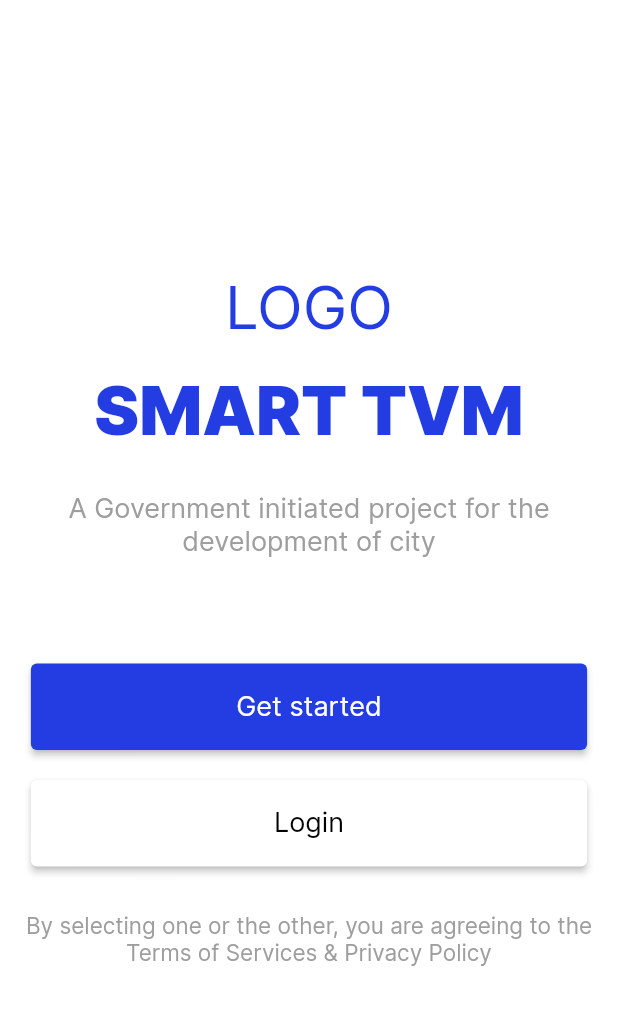
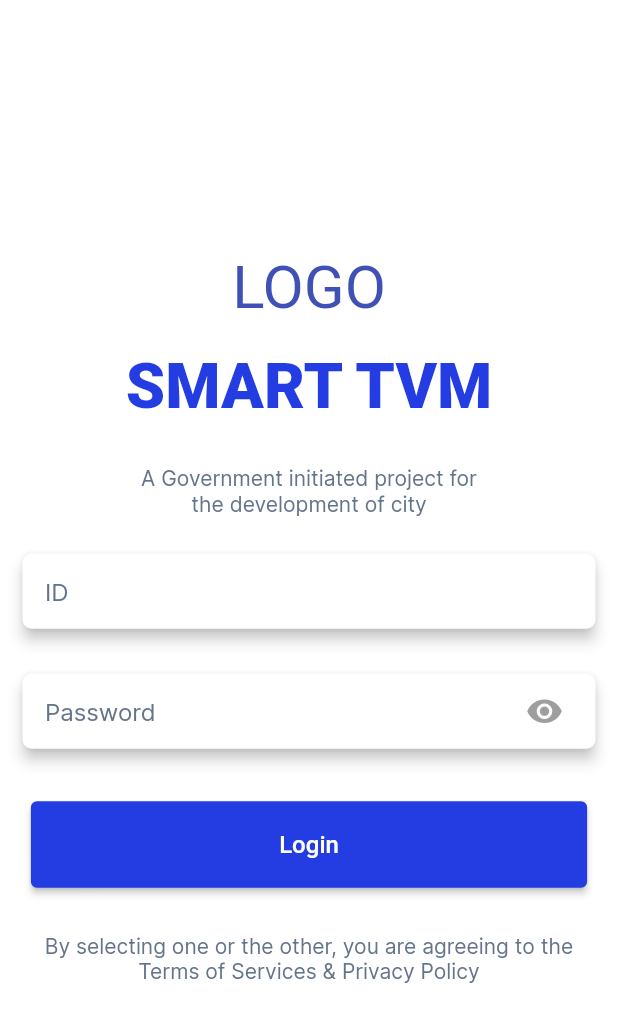
Before and after one commit to gouthamjp/anert, a Flutter app: the screen it shows after launch, on a phone screen of 412 x 824 dp. Shown: the top 1022 px of the screen. Run offline on Flutter 3.47's test engine with Material 2 defaults, Android fonts, the phone set to English and light mode, and no system bars; Roboto replaces fonts that are missing (Inter ExtraBold, Inter Medium).

Commit message:
Login fields added

```diff
--- a/lib/constants.dart
+++ b/lib/constants.dart
@@ -1,5 +1,55 @@
 import 'package:flutter/material.dart';
+class GreenTvmTheme{
+  GreenTvmTheme._();
 
-const baseClr = Color.fromRGBO(36, 61, 226, 1);
-const fontReg = 'Inter';
-const fontBld = 'Inter Bold';
+  //Fonts
+  static const fontReg = 'Inter';
+  static const fontBld = 'Inter Bold';
+  static const fontExtraBold = 'Inter ExtraBold';
+  static const fontMedium = 'Inter Medium';
+  static const fontSemiBold = 'Inter SemiBold';
+
+
+  //Colors
+  static const Color primaryBlue= Color(0xFF243DE2);
+  static const Color textColor = Color(0xFF0F172A);
+  static const Color descriptionTextColor = Color(0xFF64748B);
+
+
+  static const TextStyle appBarTextStyle = TextStyle(
+  color: textColor,
+  fontSize: 16,
+  fontFamily: fontMedium,
+  );
+
+  static const TextStyle frontTitle = TextStyle(
+  color: primaryBlue,
+  fontSize: 42,
+  fontFamily: fontExtraBold,
+  fontWeight: FontWeight.w900,
+  );
+
+  static const TextStyle descriptionTextStyle = TextStyle(
+  color: descriptionTextColor,
+  fontSize: 14,
+  fontFamily: fontReg,
+  );
+
+  static const TextStyle buttonTextStyle = TextStyle(
+  color: Colors.white,
+  fontSize: 16,
+  fontFamily: fontMedium,
+  );
+
+  static const TextStyle fieldHeading = TextStyle(
+  color: textColor,
+  fontSize: 16,
+  fontFamily: fontReg,
+  );
+
+ static const TextStyle hintTextStyle = TextStyle(
+  color: descriptionTextColor,
+  fontSize: 16,
+  fontFamily: fontReg,
+  );
+}
--- a/lib/main.dart
+++ b/lib/main.dart
@@ -17,7 +17,7 @@ class MyApp extends StatelessWidget {
       title: 'Smart TVM',
       theme: ThemeData(
         primarySwatch: Colors.indigo,
-        fontFamily: fontReg,
+
       ),
       home: const LandingScreen(),
     );
--- a/lib/screens/landing_screen.dart
+++ b/lib/screens/landing_screen.dart
@@ -1,11 +1,19 @@
+import 'package:anert/constants.dart';
 import 'package:flutter/material.dart';
 
 // custom imports
-import '../constants.dart';
 
-class LandingScreen extends StatelessWidget {
-  const LandingScreen({Key? key}) : super(key: key);
+import 'package:anert/utils/authentication_textfield.dart';
+class LandingScreen extends StatefulWidget {
+  const LandingScreen({ Key? key }) : super(key: key);
 
+  @override
+  _LandingScreenState createState() => _LandingScreenState();
+}
+
+class _LandingScreenState extends State<LandingScreen> {
+  final _emailController = TextEditingController();
+  final _passwordController = TextEditingController();
   @override
   Widget build(BuildContext context) {
     final mquery = MediaQuery.of(context).size;
@@ -20,39 +28,43 @@ class LandingScreen extends StatelessWidget {
             Container(
               child: const Text(
                 'LOGO',
-                style: TextStyle(color: baseClr, fontSize: 40),
+                style: TextStyle(color: Colors.indigo, fontSize: 40),
               ),
             ),
             Container(
               margin: const EdgeInsets.all(18),
               child: const Text(
                 'SMART TVM',
-                style: TextStyle(
-                    color: baseClr, fontSize: 45, fontFamily: fontBld),
+                style: GreenTvmTheme.frontTitle),
+            ),
+            Container(
+              margin: const EdgeInsets.all(10),
+              child: const Text(
+                'A Government initiated project for \nthe development of city',
+                textAlign: TextAlign.center,style: GreenTvmTheme.descriptionTextStyle
               ),
             ),
             Container(
-              margin: const EdgeInsets.only(top: 10),
-              child: const Text(
-                'A Government initiated project for the\ndevelopment of city',
-                style: TextStyle(color: Colors.grey, fontSize: 18),
-                textAlign: TextAlign.center,
-              ),
+              margin: const EdgeInsets.all(15),
+              child: AuthenticationTextField(
+                            hintText: 'ID',
+                            isObscure: false,
+                            keyboardType: KeyboardType.ID,
+                            controller: _emailController,
+                            didEndTextEdit: () {}),
             ),
-            Container(
-                margin: const EdgeInsets.only(top: 70),
-                width: mquery.width * 0.9,
-                height: mquery.height * 0.07,
-                child: ElevatedButton(
-                  onPressed: () {
-                    print("hello");
-                  },
-                  child: const Text(
-                    "Get started",
-                    style: TextStyle(fontSize: 18),
-                  ),
-                  style: ElevatedButton.styleFrom(primary: baseClr),
-                )),
+
+                      Container(
+                        margin: const EdgeInsets.all(15),
+                        child: AuthenticationTextField(
+                          hintText: 'Password',
+                          isObscure: true,
+                          keyboardType: KeyboardType.Password,
+                          controller: _passwordController,
+                          didEndTextEdit: () {},
+                          textInputAction: TextInputAction.done,
+                        ),
+                      ),
             Container(
                 margin: const EdgeInsets.only(top: 20, bottom: 30),
                 width: mquery.width * 0.9,
@@ -63,14 +75,14 @@ class LandingScreen extends StatelessWidget {
                   },
                   child: const Text(
                     "Login",
-                    style: TextStyle(fontSize: 18, color: Colors.black),
+                    style: GreenTvmTheme.buttonTextStyle,
                   ),
-                  style: ElevatedButton.styleFrom(primary: Colors.white),
+                  style: ElevatedButton.styleFrom(primary: GreenTvmTheme.primaryBlue),
                 )),
             const Text(
               "By selecting one or the other, you are agreeing to the\nTerms of Services & Privacy Policy",
               textAlign: TextAlign.center,
-              style: TextStyle(color: Colors.grey, fontSize: 15),
+              style: GreenTvmTheme.descriptionTextStyle
             )
           ],
         ),
--- /dev/null
+++ b/lib/utils/authentication_textfield.dart
@@ -0,0 +1,172 @@
+import 'package:flutter/material.dart';
+import '/constants.dart';
+
+
+enum KeyboardType {
+  ID,
+  Password
+}
+
+extension KeyboardTypeExtension on KeyboardType {
+  TextInputType get keyboardType {
+    switch(this) {
+      case KeyboardType.ID:
+        return TextInputType.name;
+      case KeyboardType.Password:
+        return TextInputType.text;
+    }
+  }
+
+  TextCapitalization get textCapitalization {
+    return (this == KeyboardType.ID) ? TextCapitalization.words : TextCapitalization.none;
+  }
+
+  RegExp get regex {
+    switch(this) {
+      case KeyboardType.ID:
+        return RegExp(r'[!@#<>?":_`~;[\]\\|=+)(*&^%0-9-]');
+      case KeyboardType.Password:
+        return RegExp(r'^(?=.*[a-z])(?=.*[A-Z])(?=.*\d)(?=.*[\W_])\S{6,}$');
+    }
+  }
+
+}
+
+class AuthenticationTextField extends StatefulWidget {
+
+  final String hintText;
+  final bool isObscure;
+  final KeyboardType keyboardType;
+  final TextEditingController controller;
+  final Function didEndTextEdit;
+  final double height;
+  final TextInputAction textInputAction;
+
+  AuthenticationTextField({
+    required this.hintText,
+    required this.isObscure,
+    required this.keyboardType,
+    required this.controller,
+    required this.didEndTextEdit,
+    this.height = 50,
+    this.textInputAction = TextInputAction.next
+  });
+
+  @override
+  _AuthenticationTextFieldState createState() => _AuthenticationTextFieldState();
+}
+
+class _AuthenticationTextFieldState extends State<AuthenticationTextField> {
+
+  bool _isObscure = true;
+
+  void _togglePasswordView() {
+    setState(() {
+      _isObscure = !_isObscure;
+    });
+  }
+
+  Widget _buildTextField() {
+    return Container(
+      height: widget.height,
+      child: Material(
+        borderRadius: BorderRadius.circular(6),
+        color: Colors.white,
+        elevation: 4,
+        child: Container(
+          alignment: Alignment.centerLeft,
+          padding: const EdgeInsets.only(left: 15, right: 15),
+          child: TextFormField(
+            style: GreenTvmTheme.hintTextStyle,
+            cursorColor: GreenTvmTheme.primaryBlue,
+            textAlign: TextAlign.left,
+            keyboardType: widget.keyboardType.keyboardType,
+            textCapitalization: widget.keyboardType.textCapitalization,
+            textInputAction: widget.textInputAction,
+            autocorrect: false,
+            autofillHints: null,
+            enableSuggestions: false,
+            maxLines: 1,
+            expands: false,
+            decoration: InputDecoration(
+
+              fillColor: Colors.white,
+
+              filled: true,
+              contentPadding: const EdgeInsets.all(0.0),
+              isDense: true,
+              hintText: widget.hintText,
+              border: InputBorder.none,
+              hintStyle: GreenTvmTheme.hintTextStyle
+            ),
+            controller: widget.controller,
+          )
+        ),
+      ),
+    );
+  }
+
+  Widget _buildPasswordTextField() {
+    return Container(
+      height: widget.height,
+      child: Material(
+        borderRadius: BorderRadius.circular(6),
+        color: Colors.white,
+        elevation: 4,
+        child: Container(
+          alignment: Alignment.centerLeft,
+          padding: const EdgeInsets.only(left: 15, right: 10),
+          child: Stack(
+              children: [
+                TextField(
+
+              style:  GreenTvmTheme.hintTextStyle,
+              cursorColor: GreenTvmTheme.primaryBlue,
+              textAlign: TextAlign.left,
+              obscureText: _isObscure,
+              keyboardType: widget.keyboardType.keyboardType,
+              textInputAction: widget.textInputAction,
+              autocorrect: false,
+              autofillHints: null,
+              enableSuggestions: false,
+              decoration: InputDecoration(
+                hintText: widget.hintText,
+                border: InputBorder.none,
+                hintStyle: GreenTvmTheme.hintTextStyle,
+              ),
+              controller: widget.controller,
+              onSubmitted: (_) => null,
+            ),
+            Positioned(
+              right: 0,
+              child: Container(
+                alignment: Alignment.centerRight,
+                child: IconButton(
+                    onPressed: _togglePasswordView,
+                    padding: const EdgeInsets.all(0),
+                    icon: Icon(
+                      _isObscure
+                      ? Icons.visibility
+                      : Icons.visibility_off,
+                      color: Colors.grey,
+                      size: 25,
+                    ),
+                ),
+              ),
+            )
+           ],
+          )
+        ),
+      ),
+    );
+  }
+
+  @override
+  Widget build(BuildContext context) {
+    if (widget.isObscure) {
+      return _buildPasswordTextField();
+    }else {
+      return _buildTextField();
+    }
+  }
+}
```
Also changed, not shown: assets/fonts/Inter-Bold.ttf (added), assets/fonts/Inter-ExtraBold.ttf (added), assets/fonts/Inter-ExtraLight.ttf (added), assets/fonts/Inter-Light.ttf (added), assets/fonts/Inter-Medium.ttf (added), assets/fonts/Inter-SemiBold.ttf (added), assets/fonts/Inter-Thin.ttf (added), pubspec.lock.
